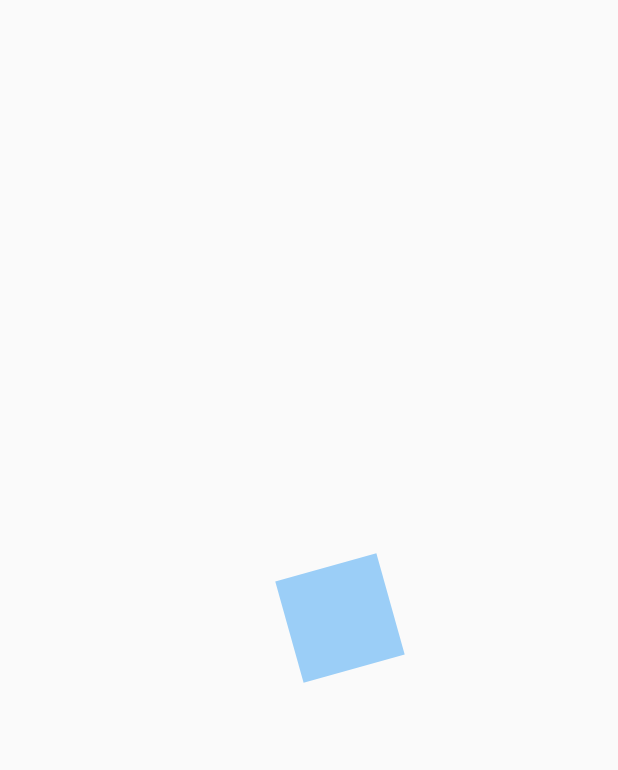
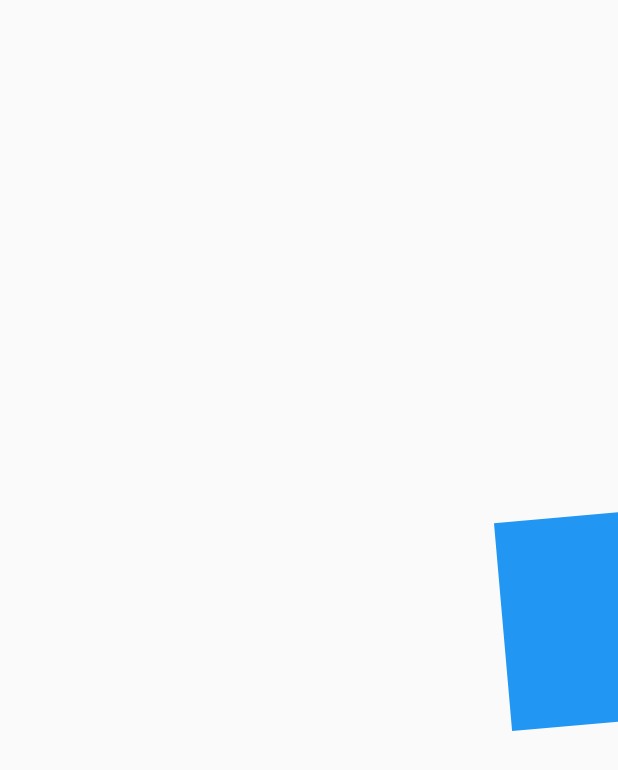
Before and after one commit to MichiLunar/Flutter-mobil-desing, a Flutter app: the screen it shows after launch, on a phone screen of 412 x 824 dp. Shown: the top 770 px of the screen. Run offline on Flutter 3.47's test engine with Material 2 defaults, Android fonts, the phone set to English and light mode, and no system bars.

Commit message:
Animaciones: clase 35

```diff
--- a/lib/src/pages/animations_page.dart
+++ b/lib/src/pages/animations_page.dart
@@ -28,6 +28,7 @@
   late Animation<double> rotacion;
   late Animation<double> opacidad;
   late Animation<double> moverDerecha;
+  late Animation<double> agrandar;
 
   @override
   void initState() {
@@ -47,10 +48,14 @@
       CurvedAnimation(parent: controller, curve: Curves.easeOut),
     );
 
+    agrandar = Tween(begin: 0.0, end: 2.0).animate(
+      CurvedAnimation(parent: controller, curve: Curves.easeOut),
+    );
+
     controller.addListener(() {
       print('Status: ${controller.status}');
       if (controller.status == AnimationStatus.completed) {
-        controller.reverse();
+        controller.repeat();
         //controller.reset();
       }
     });
@@ -77,7 +82,10 @@
             angle: rotacion.value,
             child: Opacity(
               opacity: opacidad.value,
-              child: childRectangulo,
+              child: Transform.scale(
+                scale: agrandar.value,
+                child: childRectangulo,
+              ),
             ),
           ),
         );
```
